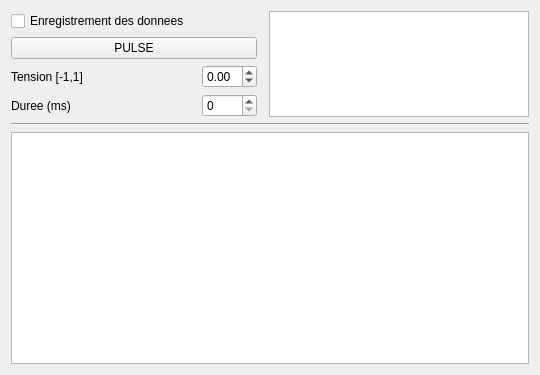
Before: the Qt Designer form IdentificationParams/identification_Qt/mainwindow.ui in GPr1me/RobotPendule, drawn with Qt 5.
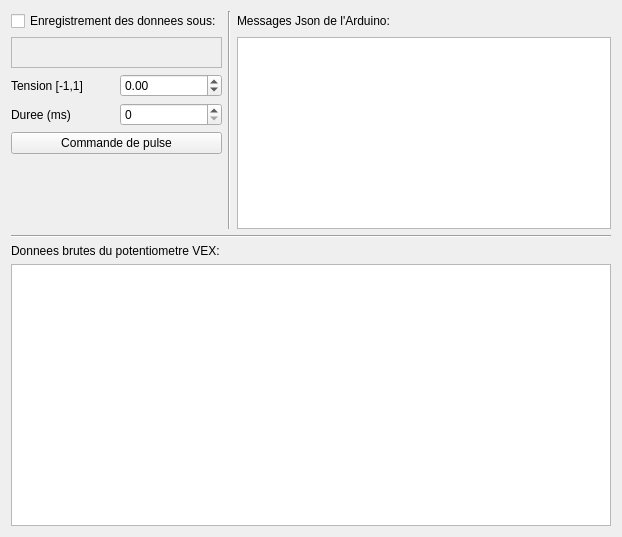
After: the same form once the commit is applied.

Patch:
```diff
--- a/IdentificationParams/identification_Qt/mainwindow.ui
+++ b/IdentificationParams/identification_Qt/mainwindow.ui
@@ -6,8 +6,8 @@
    <rect>
     <x>0</x>
     <y>0</y>
-    <width>540</width>
-    <height>375</height>
+    <width>622</width>
+    <height>537</height>
    </rect>
   </property>
   <property name="acceptDrops">
@@ -18,31 +18,90 @@
   </property>
   <widget class="QWidget" name="centralWidget">
    <layout class="QGridLayout" name="gridLayout">
-    <item row="3" column="0">
+    <item row="3" column="0" colspan="2">
+     <widget class="QCheckBox" name="checkBox">
+      <property name="text">
+       <string>Enregistrement des donnees sous:</string>
+      </property>
+     </widget>
+    </item>
+    <item row="5" column="0">
      <widget class="QLabel" name="label">
       <property name="text">
        <string>Tension [-1,1]</string>
       </property>
      </widget>
     </item>
-    <item row="10" column="0" colspan="5">
-     <widget class="QGraphicsView" name="graphicsView"/>
-    </item>
-    <item row="8" column="0" colspan="5">
-     <widget class="Line" name="line">
-      <property name="orientation">
-       <enum>Qt::Horizontal</enum>
-      </property>
-     </widget>
-    </item>
-    <item row="4" column="0">
+    <item row="6" column="0">
      <widget class="QLabel" name="label_2">
       <property name="text">
        <string>Duree (ms)</string>
       </property>
      </widget>
     </item>
-    <item row="4" column="2">
+    <item row="5" column="1">
+     <widget class="QDoubleSpinBox" name="PWMBox">
+      <property name="minimum">
+       <double>-1.000000000000000</double>
+      </property>
+      <property name="maximum">
+       <double>1.000000000000000</double>
+      </property>
+      <property name="singleStep">
+       <double>0.100000000000000</double>
+      </property>
+     </widget>
+    </item>
+    <item row="4" column="3" rowspan="6">
+     <widget class="QTextBrowser" name="textBrowser">
+      <property name="font">
+       <font>
+        <pointsize>9</pointsize>
+       </font>
+      </property>
+     </widget>
+    </item>
+    <item row="11" column="0" colspan="4">
+     <widget class="Line" name="line">
+      <property name="orientation">
+       <enum>Qt::Horizontal</enum>
+      </property>
+     </widget>
+    </item>
+    <item row="3" column="3">
+     <widget class="QLabel" name="label_4">
+      <property name="text">
+       <string>Messages Json de l'Arduino:</string>
+      </property>
+      <property name="alignment">
+       <set>Qt::AlignLeading|Qt::AlignLeft|Qt::AlignVCenter</set>
+      </property>
+     </widget>
+    </item>
+    <item row="12" column="0" colspan="4">
+     <widget class="QLabel" name="label_3">
+      <property name="text">
+       <string>Donnees brutes du potentiometre VEX:</string>
+      </property>
+     </widget>
+    </item>
+    <item row="13" column="0" colspan="4">
+     <widget class="QGraphicsView" name="graphicsView"/>
+    </item>
+    <item row="4" column="0" colspan="2">
+     <widget class="QLabel" name="label_pathCSV">
+      <property name="frameShape">
+       <enum>QFrame::StyledPanel</enum>
+      </property>
+      <property name="text">
+       <string/>
+      </property>
+      <property name="textFormat">
+       <enum>Qt::AutoText</enum>
+      </property>
+     </widget>
+    </item>
+    <item row="6" column="1">
      <widget class="QSpinBox" name="DurationBox">
       <property name="keyboardTracking">
        <bool>false</bool>
@@ -58,39 +117,17 @@
       </property>
      </widget>
     </item>
-    <item row="2" column="0" colspan="3">
+    <item row="7" column="0" colspan="2">
      <widget class="QPushButton" name="pulseButton">
       <property name="text">
-       <string>PULSE</string>
+       <string>Commande de pulse</string>
       </property>
      </widget>
     </item>
-    <item row="1" column="0">
-     <widget class="QCheckBox" name="checkBox">
-      <property name="text">
-       <string>Enregistrement des donnees</string>
-      </property>
-     </widget>
-    </item>
-    <item row="1" column="4" rowspan="4">
-     <widget class="QTextBrowser" name="textBrowser">
-      <property name="font">
-       <font>
-        <pointsize>9</pointsize>
-       </font>
-      </property>
-     </widget>
-    </item>
-    <item row="3" column="2">
-     <widget class="QDoubleSpinBox" name="PWMBox">
-      <property name="minimum">
-       <double>-1.000000000000000</double>
-      </property>
-      <property name="maximum">
-       <double>1.000000000000000</double>
-      </property>
-      <property name="singleStep">
-       <double>0.100000000000000</double>
+    <item row="3" column="2" rowspan="7">
+     <widget class="Line" name="line_2">
+      <property name="orientation">
+       <enum>Qt::Vertical</enum>
       </property>
      </widget>
     </item>
```
Left out of the diff: 2 changed lines with no effect on the pictures.
